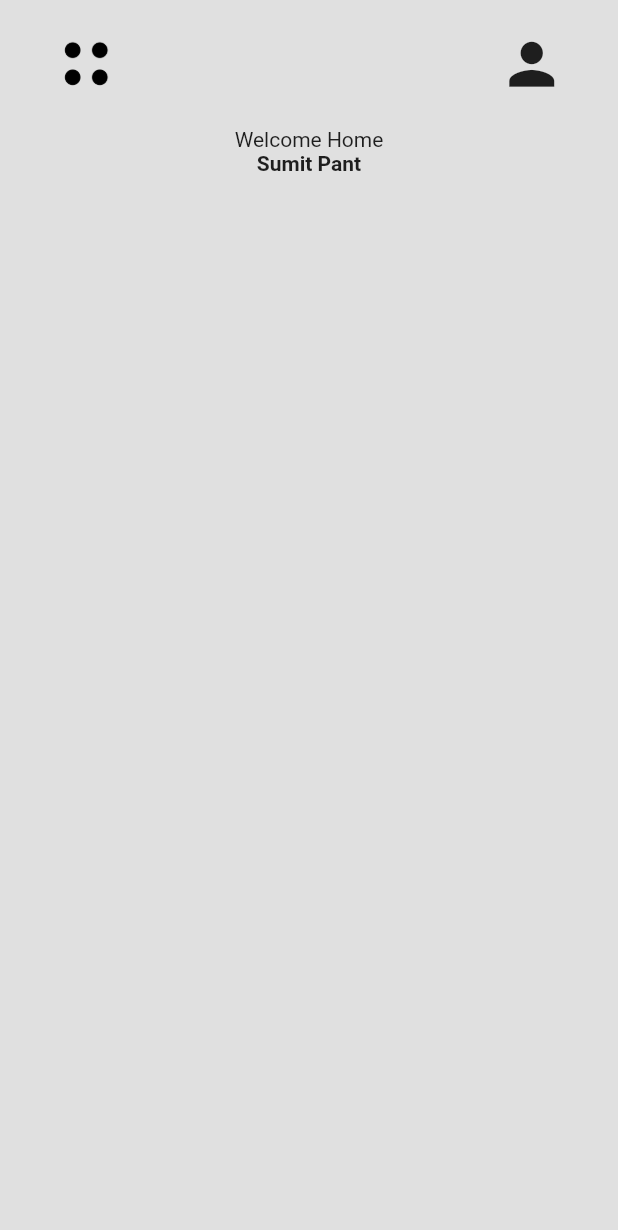
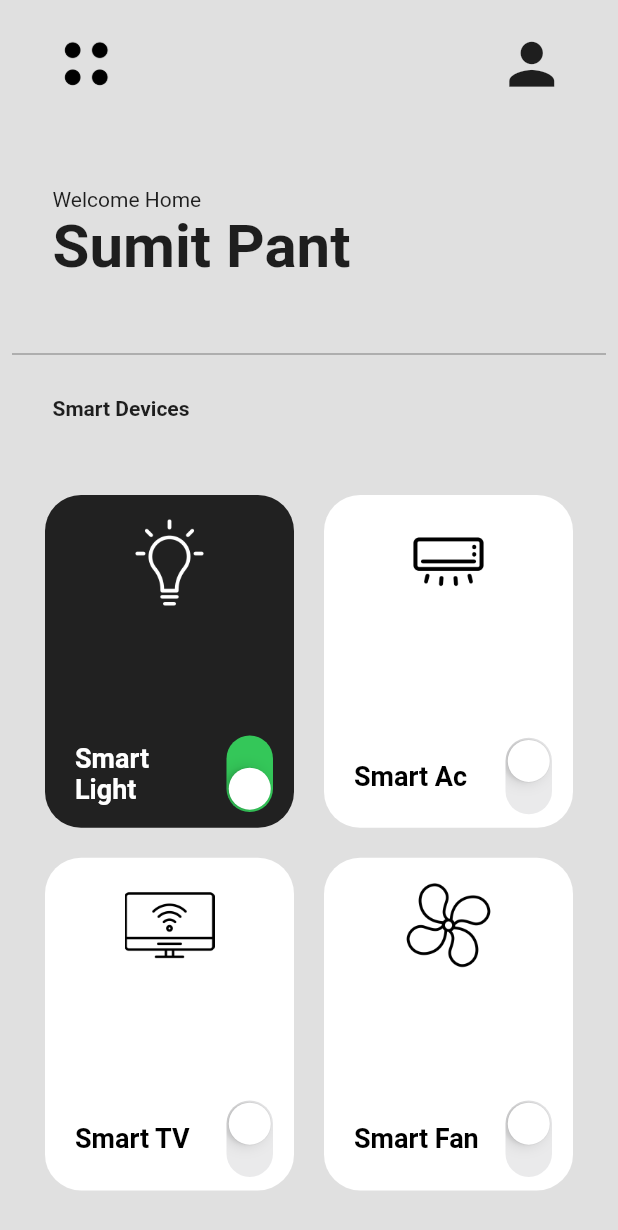
Before and after one commit to sumitpant190/smarthome_ui, a Flutter app: the screen it shows after launch, on a phone screen of 412 x 824 dp. Shown: the top 1230 px of the screen. Run offline on Flutter 3.47's test engine with Material 2 defaults, Android fonts, the phone set to English and light mode, and no system bars.

Commit message:
second commit

```diff
--- a/lib/pages/homepage.dart
+++ b/lib/pages/homepage.dart
@@ -1,6 +1,7 @@
 import 'package:flutter/material.dart';
 import 'package:flutter/src/widgets/container.dart';
 import 'package:flutter/src/widgets/framework.dart';
+import 'package:smarthome_ui/utils/smartdevicebox.dart';
 
 class HomePage extends StatefulWidget {
   const HomePage({super.key});
@@ -10,16 +11,38 @@ class HomePage extends StatefulWidget {
 }
 
 class _HomePageState extends State<HomePage> {
+  //padding
+  final double horizontalPadding = 35;
+  final double verticalPadding = 20;
+
+  //list of smart devices
+  List mySmartDevices = [
+    //[device name , iconPath, status]
+    ['Smart Light', 'lib/icons/light-bulb.png', true],
+    ['Smart Ac', 'lib/icons/air-conditioner.png', false],
+    ['Smart TV', 'lib/icons/smart-tv.png', false],
+    ['Smart Fan', 'lib/icons/fan.png', false],
+  ];
+
+  //power switch button
+  void powerSwitchChanged(bool value, int index) {
+    setState(() {
+      mySmartDevices[index][2] = value;
+    });
+  }
+
   @override
   Widget build(BuildContext context) {
     return Scaffold(
       backgroundColor: Colors.grey[300],
       body: SafeArea(
         child: Column(
+          crossAxisAlignment: CrossAxisAlignment.start,
           //custom app bar
           children: [
             Padding(
-              padding: EdgeInsets.symmetric(horizontal: 35, vertical: 20),
+              padding: EdgeInsets.symmetric(
+                  horizontal: horizontalPadding, vertical: verticalPadding),
               child: Row(
                 mainAxisAlignment: MainAxisAlignment.spaceBetween,
                 children: [
@@ -35,19 +58,61 @@ class _HomePageState extends State<HomePage> {
                 ],
               ),
             ),
+            SizedBox(height: 20),
 
             // welcome home
-            Column(
+            Padding(
+              padding: EdgeInsets.symmetric(
+                  horizontal: horizontalPadding, vertical: verticalPadding),
+              child: Column(
+                crossAxisAlignment: CrossAxisAlignment.start,
                 children: [
                   Text('Welcome Home'),
                   Text(
                     'Sumit Pant',
-                  style: TextStyle(fontWeight: FontWeight.bold),
+                    style: TextStyle(fontWeight: FontWeight.bold, fontSize: 40),
                   )
                 ],
-            )
+              ),
+            ),
+            const SizedBox(
+              height: 20,
+            ),
 
-            //smart devices
+            Padding(
+              padding: const EdgeInsets.symmetric(horizontal: 8.0),
+              child: Divider(
+                color: Colors.grey,
+                thickness: 1,
+              ),
+            ),
+
+            //smart devices grid
+
+            Padding(
+              padding: EdgeInsets.symmetric(
+                  horizontal: horizontalPadding, vertical: verticalPadding),
+              child: Text(
+                'Smart Devices',
+                style: TextStyle(fontWeight: FontWeight.bold),
+              ),
+            ),
+            Expanded(
+                child: GridView.builder(
+                    padding: EdgeInsets.all(20),
+                    itemCount: mySmartDevices.length,
+                    gridDelegate: SliverGridDelegateWithFixedCrossAxisCount(
+                      crossAxisCount: 2,
+                      childAspectRatio: 1 / 1.3,
+                    ),
+                    itemBuilder: (context, index) {
+                      return SmartDeviceBox(
+                        smartDeviceName: mySmartDevices[index][0],
+                        iconPath: mySmartDevices[index][1],
+                        powerOn: mySmartDevices[index][2],
+                        onChanged: (value) => powerSwitchChanged(value, index),
+                      );
+                    }))
           ],
         ),
       ),
--- /dev/null
+++ b/lib/utils/smartdevicebox.dart
@@ -0,0 +1,65 @@
+import 'dart:math';
+import 'package:flutter/cupertino.dart';
+import 'package:flutter/material.dart';
+
+class SmartDeviceBox extends StatelessWidget {
+  SmartDeviceBox({
+    super.key,
+    required this.smartDeviceName,
+    required this.iconPath,
+    required this.powerOn,
+    required this.onChanged,
+  });
+  final String smartDeviceName;
+  final String iconPath;
+  final bool powerOn;
+  void Function(bool)? onChanged;
+
+  @override
+  Widget build(BuildContext context) {
+    return Padding(
+      padding: const EdgeInsets.all(10.0),
+      child: Container(
+        decoration: BoxDecoration(
+            color: powerOn ? Colors.grey[900] : Colors.white,
+            borderRadius: BorderRadius.circular(24)),
+        child: Padding(
+          padding: const EdgeInsets.symmetric(vertical: 15.0),
+          child: Column(
+            mainAxisAlignment: MainAxisAlignment.spaceBetween,
+            // crossAxisAlignment: CrossAxisAlignment.start,
+            children: [
+              //icon
+              Image.asset(
+                iconPath,
+                height: 60,
+                color: powerOn ? Colors.white : Colors.black,
+              ),
+
+              //device name + switch
+              Row(
+                children: [
+                  Expanded(
+                      child: Padding(
+                    padding: const EdgeInsets.only(left: 20.0),
+                    child: Text(
+                      smartDeviceName,
+                      style: TextStyle(
+                          color: powerOn ? Colors.white : Colors.black,
+                          fontWeight: FontWeight.bold,
+                          fontSize: 18),
+                    ),
+                  )),
+                  Transform.rotate(
+                      angle: pi / 2,
+                      child:
+                          CupertinoSwitch(value: powerOn, onChanged: onChanged))
+                ],
+              ),
+            ],
+          ),
+        ),
+      ),
+    );
+  }
+}
```
Lines whose indentation alone changed are shown as unchanged.
